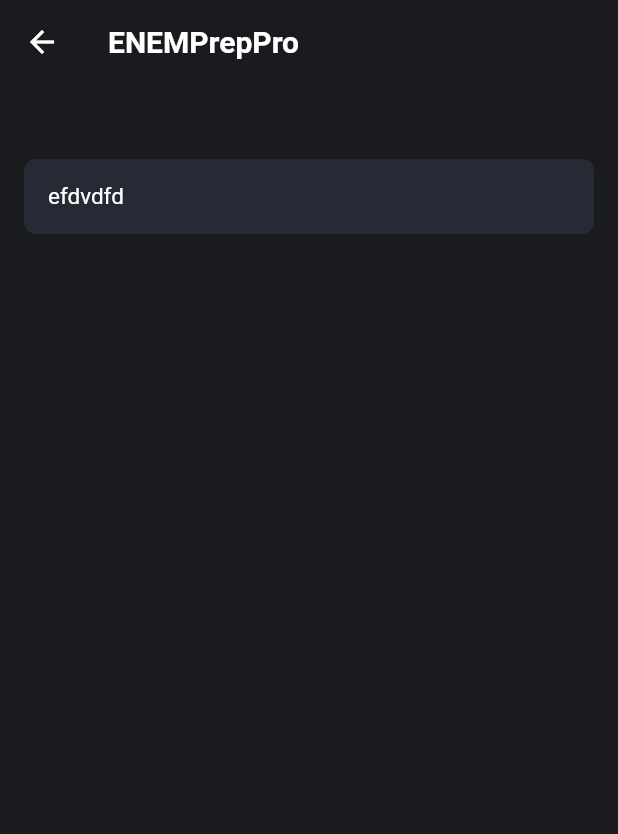
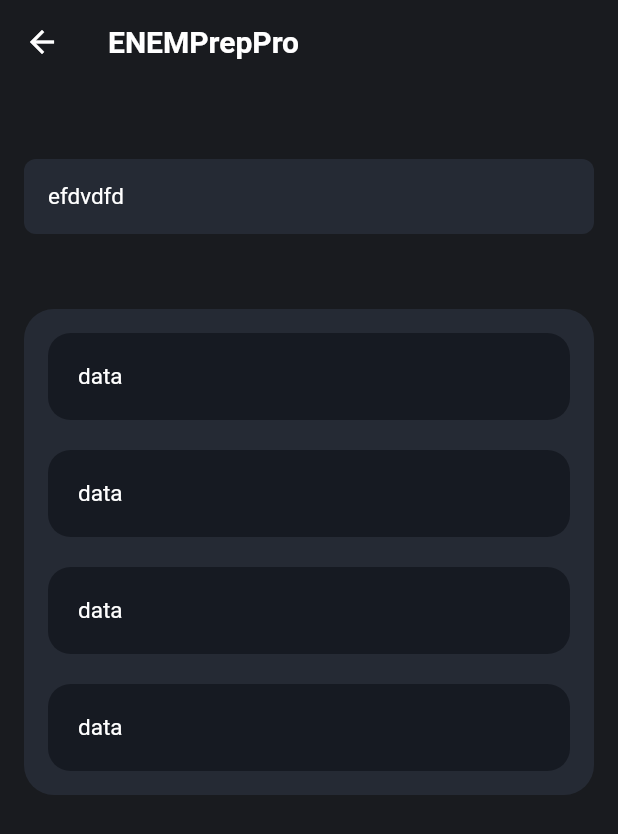
Before and after one commit to danielmaques/enem_prep_pro, a Flutter app: the QuestionsPage screen opened directly, on a phone screen of 412 x 824 dp. Shown: the top 834 px of the screen. Run offline on Flutter 3.47's test engine with Material 2 defaults, Android fonts, the phone set to English and light mode, and no system bars.

Commit message:
questions and data

```diff
--- a/lib/module/home/page/home_page.dart
+++ b/lib/module/home/page/home_page.dart
@@ -70,12 +70,11 @@ class _HomePageState extends State<HomePage> {
             const Spacer(),
             Container(
               width: MediaQuery.of(context).size.width,
+              padding: const EdgeInsets.all(16),
               decoration: BoxDecoration(
                 color: const Color(0xFF252A34),
                 borderRadius: BorderRadius.circular(20),
               ),
-              child: Padding(
-                padding: const EdgeInsets.all(16),
               child: Column(
                 children: const [
                   QuestionsTile(
@@ -96,7 +95,6 @@ class _HomePageState extends State<HomePage> {
                 ],
               ),
             ),
-            ),
           ],
         ),
       ),
--- a/lib/module/questions/page/questions_page.dart
+++ b/lib/module/questions/page/questions_page.dart
@@ -1,4 +1,5 @@
 import 'package:enem_prep_pro/module/questions/controller/questions_controller.dart';
+import 'package:enem_prep_pro/module/questions/widgets/options_widget.dart';
 import 'package:flutter/material.dart';
 
 class QuestionsPage extends StatefulWidget {
@@ -32,9 +33,12 @@ class _QuestionsPageState extends State<QuestionsPage> {
         backgroundColor: const Color(0xFF191B1F),
         elevation: 0,
       ),
-      body: Padding(
+      body: SingleChildScrollView(
+        child: Padding(
           padding: const EdgeInsets.symmetric(horizontal: 16, vertical: 50),
           child: Column(
+            crossAxisAlignment: CrossAxisAlignment.center,
+            mainAxisAlignment: MainAxisAlignment.center,
             children: [
               Container(
                 width: MediaQuery.of(context).size.width,
@@ -51,7 +55,28 @@ class _QuestionsPageState extends State<QuestionsPage> {
                   ),
                 ),
               ),
+              const SizedBox(height: 50),
+              Container(
+                width: MediaQuery.of(context).size.width,
+                padding: const EdgeInsets.all(16),
+                decoration: BoxDecoration(
+                  color: const Color(0xFF252A34),
+                  borderRadius: BorderRadius.circular(20),
+                ),
+                child: ListView.separated(
+                  itemCount: 4,
+                  shrinkWrap: true,
+                  physics: const NeverScrollableScrollPhysics(),
+                  separatorBuilder: (context, index) {
+                    return const SizedBox(height: 20);
+                  },
+                  itemBuilder: (context, index) {
+                    return const Options();
+                  },
+                ),
+              ),
             ],
+          ),
         ),
       ),
     );
--- /dev/null
+++ b/lib/module/questions/widgets/options_widget.dart
@@ -0,0 +1,24 @@
+import 'package:flutter/material.dart';
+
+class Options extends StatelessWidget {
+  const Options({super.key});
+
+  @override
+  Widget build(BuildContext context) {
+    return Container(
+      width: MediaQuery.of(context).size.width,
+      padding: const EdgeInsets.all(20),
+      decoration: BoxDecoration(
+        color: const Color(0xFF161A22),
+        borderRadius: BorderRadius.circular(15),
+      ),
+      child: const Text(
+        'data',
+        style: TextStyle(
+          color: Colors.white,
+          fontSize: 15,
+        ),
+      ),
+    );
+  }
+}
--- a/pubspec.yaml
+++ b/pubspec.yaml
@@ -35,6 +35,7 @@ dependencies:
   # The following adds the Cupertino Icons font to your application.
   # Use with the CupertinoIcons class for iOS style icons.
   cupertino_icons: ^1.0.2
+  dio: ^5.1.2
 
 dev_dependencies:
   flutter_test:
```
Also changed, not shown: lib/module/questions/data/model/questions_model.dart (added, +22 -0 lines), lib/module/questions/data/datasource/datasource.dart (added), pubspec.lock. Lines whose indentation alone changed are shown as unchanged.
